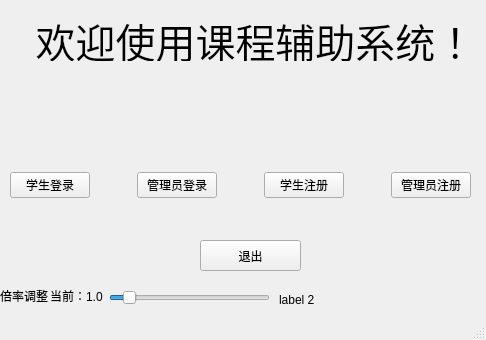
archester-250/Course_Auxiliary_System_QT, file mainwindow.ui: the form before one commit.
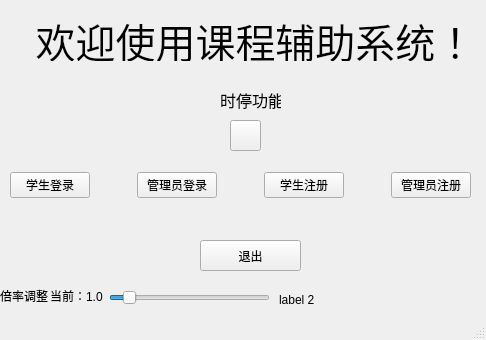
The form after the commit.

Commit message: :sparkles: 增加时停和好玩的

What changed in the file:
```diff
--- a/mainwindow.ui
+++ b/mainwindow.ui
@@ -197,6 +197,37 @@
      <string>当前：1.0</string>
     </property>
    </widget>
+   <widget class="QPushButton" name="pushButton_6">
+    <property name="geometry">
+     <rect>
+      <x>230</x>
+      <y>120</y>
+      <width>31</width>
+      <height>31</height>
+     </rect>
+    </property>
+    <property name="text">
+     <string/>
+    </property>
+   </widget>
+   <widget class="QLabel" name="label_5">
+    <property name="geometry">
+     <rect>
+      <x>220</x>
+      <y>90</y>
+      <width>61</width>
+      <height>20</height>
+     </rect>
+    </property>
+    <property name="font">
+     <font>
+      <pointsize>12</pointsize>
+     </font>
+    </property>
+    <property name="text">
+     <string>时停功能</string>
+    </property>
+   </widget>
   </widget>
   <widget class="QStatusBar" name="statusbar"/>
  </widget>
```
The commit also changes 8 other files.
